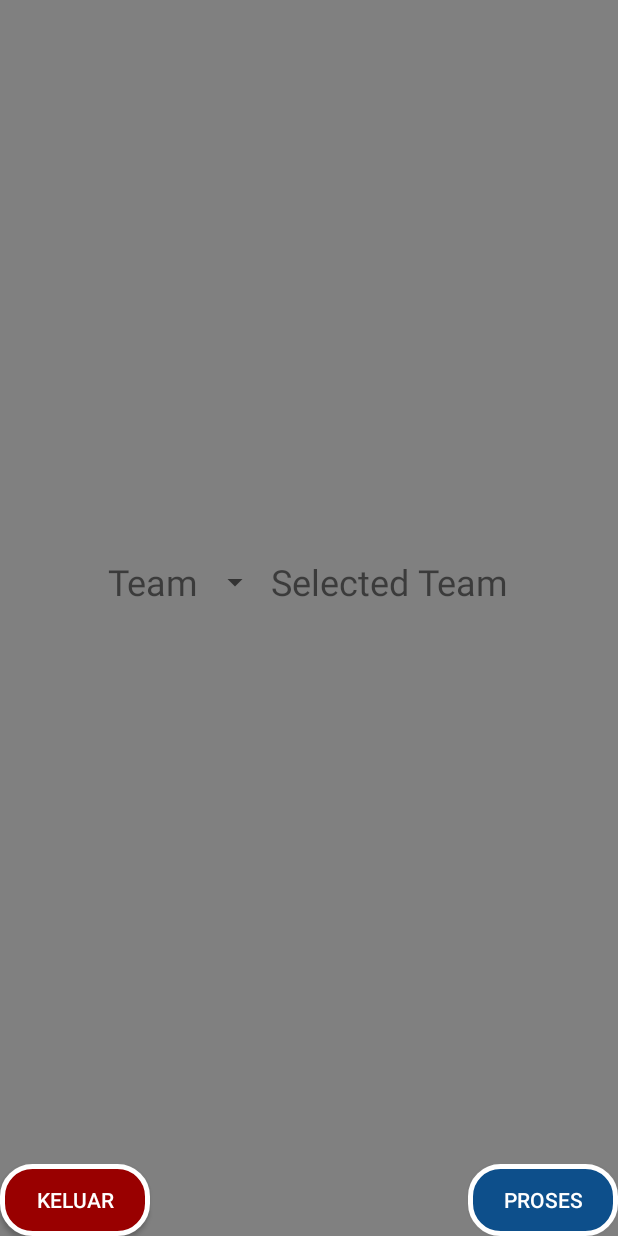
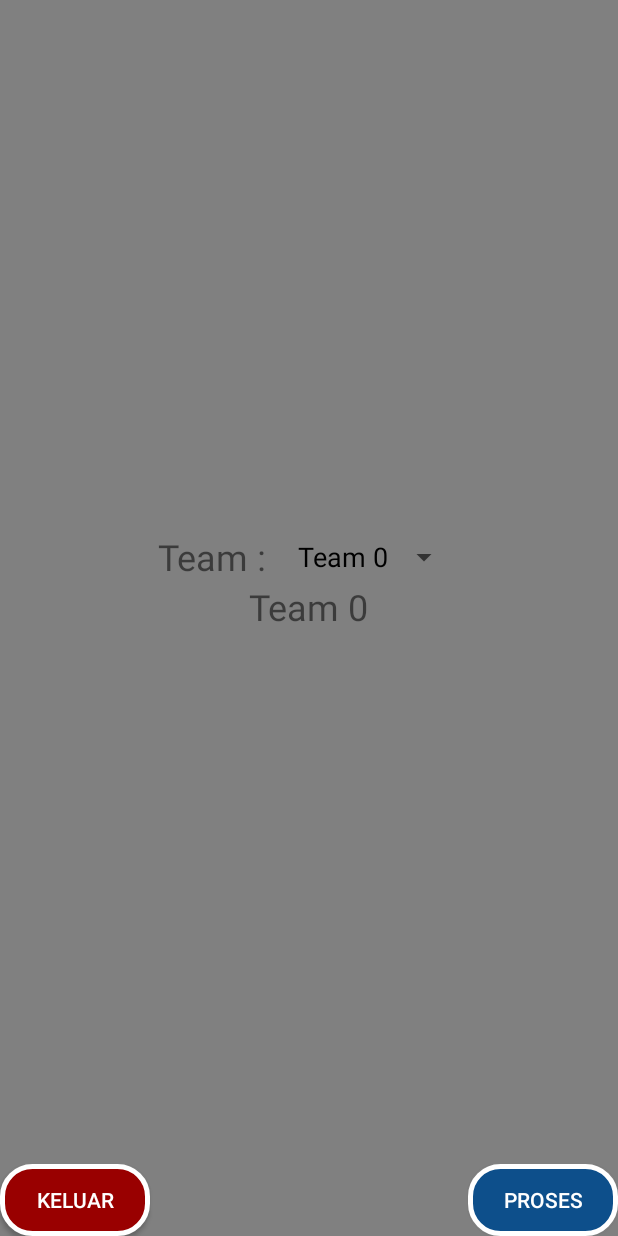
Before and after one commit to iamdesu/mobilesalesman, an Android app: the AmbilDataActivity screen opened directly, with no data from a screen before it, on a phone screen of 412 x 824 dp. Run offline under Robolectric (Android 15) with nearby library versions, the phone set to English and light mode, and no system bars; 1 statement that could not run was skipped.

Commit message:
Fix method getAll on Team Repo

```diff
--- a/app/src/main/java/com/bali/nusadua/productmonitor/AmbilDataActivity.java
+++ b/app/src/main/java/com/bali/nusadua/productmonitor/AmbilDataActivity.java
@@ -69,9 +69,7 @@ public class AmbilDataActivity extends Activity implements AdapterView.OnItemSel
             team.setId(i);
             team.setGuid("");
             team.setName("Team " + i);
-            Log.i("inserting team name : ", "Team " + i);
-            String guid = repo.insert(team);
-            Log.i("Team GUID : ", guid);
+            long guid = repo.insert(team);
         }
     }
 
--- a/app/src/main/java/com/bali/nusadua/productmonitor/repo/TeamRepo.java
+++ b/app/src/main/java/com/bali/nusadua/productmonitor/repo/TeamRepo.java
@@ -27,7 +27,7 @@ public class TeamRepo {
     }
 
     //Insert team records
-    public String insert(Team team) {
+    public long insert(Team team) {
         SQLiteDatabase db = dbHelper.getWritableDatabase();
         ContentValues contentValues = new ContentValues();
         team.setGuid(UUID.randomUUID().toString());
@@ -35,15 +35,15 @@ public class TeamRepo {
         contentValues.put(Team.NAME, team.getName());
 
         //Inserting Row
-        db.insert(Team.TABLE, null, contentValues);
+        long id = db.insert(Team.TABLE, null, contentValues);
         db.close();
-        return team.getGuid();
+        return (int) id;
     }
 
     //Retrieve all records and populate List<Team>
     public List<Team> getAll() {
         SQLiteDatabase db = dbHelper.getReadableDatabase();
-        String selectQuery = "SELECT " + Team.GUID + ", " + Team.NAME + " FROM " + Team.TABLE;
+        String selectQuery = "SELECT * FROM " + Team.TABLE;
 
         List<Team> listTeam = new ArrayList<Team>();
         Cursor cursor = db.rawQuery(selectQuery, null);
@@ -52,8 +52,10 @@ public class TeamRepo {
         if(cursor.moveToFirst()){
             do {
                 Team team = new Team();
+                team.setId((int) cursor.getLong(cursor.getColumnIndex(Team.ID)));
                 team.setGuid(cursor.getString(cursor.getColumnIndex(Team.GUID)));
                 team.setName(cursor.getString(cursor.getColumnIndex(Team.NAME)));
+                listTeam.add(team);
             } while(cursor.moveToNext());
         }
 
--- a/app/src/main/java/com/bali/nusadua/productmonitor/sqlitedb/DBHelper.java
+++ b/app/src/main/java/com/bali/nusadua/productmonitor/sqlitedb/DBHelper.java
@@ -25,7 +25,8 @@ public class DBHelper extends SQLiteOpenHelper{
     @Override
     public void onCreate(SQLiteDatabase db) {
         String CREATE_TABLE_TEAM = "CREATE TABLE " + Team.TABLE + "( "
-                + Team.GUID + " TEXT PRIMARY KEY, "
+                + Team.ID +  " INTEGER PRIMARY KEY AUTOINCREMENT, "
+                + Team.GUID + " TEXT, "
                 + Team.NAME + " TEXT )";
 
         db.execSQL(CREATE_TABLE_TEAM);
--- a/app/src/main/res/layout/activity_ambil_data.xml
+++ b/app/src/main/res/layout/activity_ambil_data.xml
@@ -5,10 +5,16 @@
     android:orientation="vertical"
     android:background="#808080">
 
-    <LinearLayout xmlns:android="http://schemas.android.com/apk/res/android"
+    <LinearLayout
         android:layout_width="match_parent"
         android:layout_height="0dp"
         android:layout_weight="1"
+        android:orientation="vertical"
+        android:gravity="center">
+
+        <LinearLayout
+            android:layout_width="match_parent"
+            android:layout_height="wrap_content"
             android:orientation="horizontal"
             android:gravity="center">
 
@@ -16,17 +22,19 @@
                 android:layout_width="wrap_content"
                 android:layout_height="wrap_content"
                 android:id="@+id/text_view_team"
-            android:text="Team"
+                android:text="Team : "
                 android:textSize="24dp"
                 android:singleLine="true"/>
 
             <Spinner
                 android:layout_width="wrap_content"
                 android:layout_height="wrap_content"
+                android:layout_marginLeft="10dp"
                 android:id="@+id/spinnerTeam"
                 android:prompt="@string/team_prompt"
                 android:spinnerMode="dropdown"/>
 
+        </LinearLayout>
         <TextView
             android:layout_width="wrap_content"
             android:layout_height="wrap_content"
@@ -37,7 +45,7 @@
 
     </LinearLayout>
 
-    <LinearLayout xmlns:android="http://schemas.android.com/apk/res/android"
+    <LinearLayout
         android:layout_width="match_parent"
         android:layout_height="wrap_content"
         android:orientation="horizontal">
```
Lines whose indentation alone changed are shown as unchanged.
